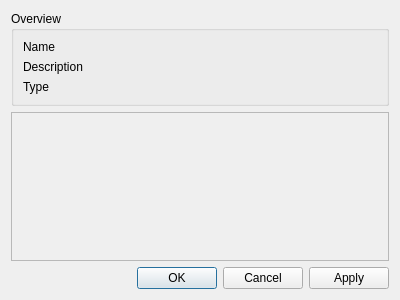
luyikei/VLMC, file src/Gui/effectsengine/ui/EffectInstanceWidget.ui: the form before one commit.
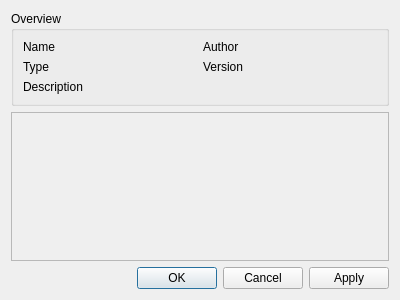
The form after the commit.

Commit message:
EffectInstanceWidget: Adding an author and version fields.
Rearange the GUI a little.

```diff
--- a/src/Gui/effectsengine/ui/EffectInstanceWidget.ui
+++ b/src/Gui/effectsengine/ui/EffectInstanceWidget.ui
@@ -19,7 +19,7 @@
      <property name="title">
       <string>Overview</string>
      </property>
-     <layout class="QFormLayout" name="formLayout">
+     <layout class="QGridLayout" name="gridLayout">
       <item row="0" column="0">
        <widget class="QLabel" name="nameLabel">
         <property name="text">
@@ -34,34 +34,62 @@
         </property>
        </widget>
       </item>
+      <item row="0" column="2">
+       <widget class="QLabel" name="authorLabel">
+        <property name="text">
+         <string>Author</string>
+        </property>
+       </widget>
+      </item>
+      <item row="0" column="3">
+       <widget class="QLabel" name="authorValueLabel">
+        <property name="text">
+         <string/>
+        </property>
+       </widget>
+      </item>
       <item row="1" column="0">
-       <widget class="QLabel" name="descLabel">
-        <property name="text">
-         <string>Description</string>
-        </property>
-       </widget>
-      </item>
-      <item row="1" column="1">
-       <widget class="QLabel" name="descValueLabel">
-        <property name="text">
-         <string/>
-        </property>
-       </widget>
-      </item>
-      <item row="2" column="0">
        <widget class="QLabel" name="typeLabel">
         <property name="text">
          <string>Type</string>
         </property>
        </widget>
       </item>
-      <item row="2" column="1">
+      <item row="1" column="1">
        <widget class="QLabel" name="typeValueLabel">
         <property name="text">
          <string/>
         </property>
        </widget>
       </item>
+      <item row="1" column="2">
+       <widget class="QLabel" name="versionLabel">
+        <property name="text">
+         <string>Version</string>
+        </property>
+       </widget>
+      </item>
+      <item row="1" column="3">
+       <widget class="QLabel" name="versionValueLabel">
+        <property name="text">
+         <string/>
+        </property>
+       </widget>
+      </item>
+      <item row="2" column="0">
+       <widget class="QLabel" name="descLabel">
+        <property name="text">
+         <string>Description</string>
+        </property>
+       </widget>
+      </item>
+      <item row="2" column="1" colspan="3">
+       <widget class="QLabel" name="descValueLabel">
+        <property name="text">
+         <string/>
+        </property>
+       </widget>
+      </item>
      </layout>
     </widget>
    </item>
```
The commit also changes 1 other file.
